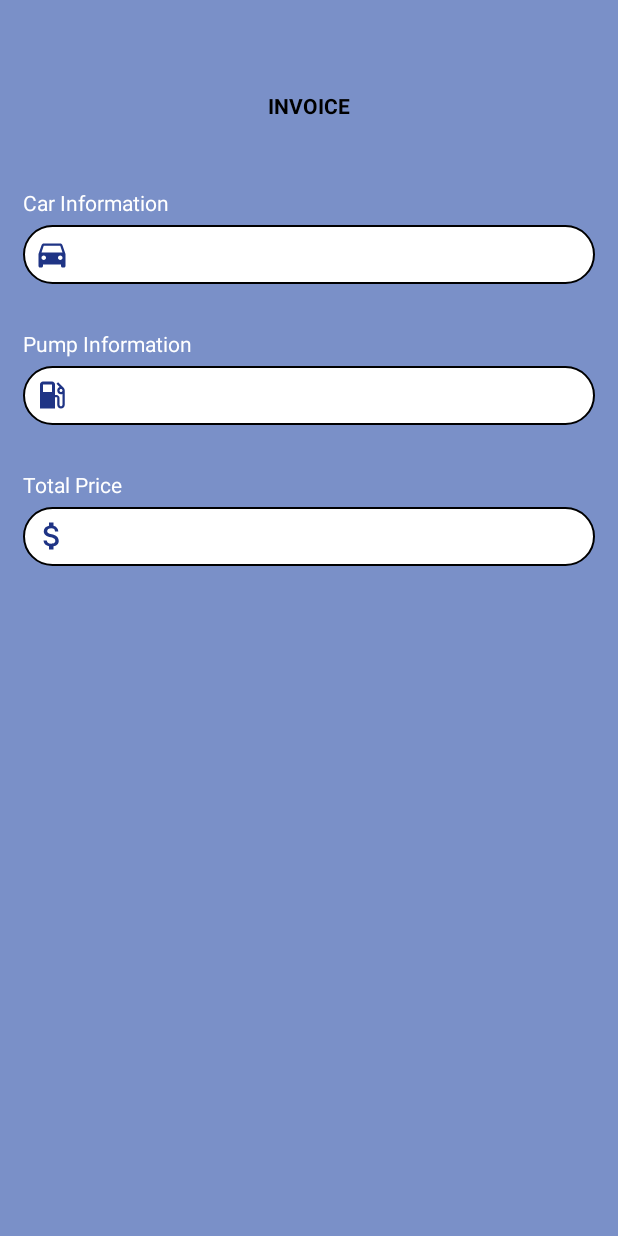
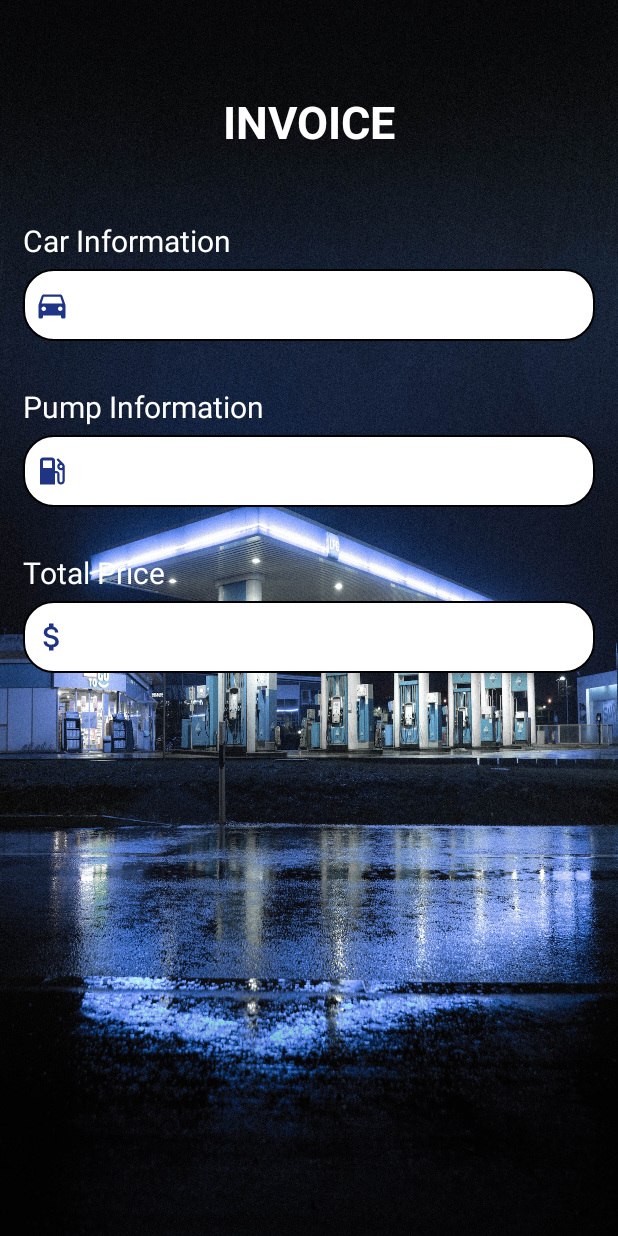
Before and after one commit to Salihhozsoy/stationActivities, an Android app: the PrintActivity screen opened directly, with no data from a screen before it, on a phone screen of 412 x 824 dp. Run offline under Robolectric (Android 15) with nearby library versions, the phone set to English and light mode, and no system bars.

Commit message:
last changes

```diff
--- a/app/src/main/res/layout/activity_calculate.xml
+++ b/app/src/main/res/layout/activity_calculate.xml
@@ -5,7 +5,7 @@
     android:layout_width="match_parent"
     android:layout_height="match_parent"
     tools:context=".CalculateActivity"
-    android:background="@color/material_dynamic_primary60">
+    android:background="@drawable/stationbackground">
 
     <LinearLayout
         android:layout_width="match_parent"
--- a/app/src/main/res/layout/activity_print.xml
+++ b/app/src/main/res/layout/activity_print.xml
@@ -5,7 +5,7 @@
     android:layout_width="match_parent"
     android:layout_height="match_parent"
     tools:context=".PrintActivity"
-    android:background="@color/material_dynamic_primary60">
+    android:background="@drawable/stationbackground">
 
 
     <LinearLayout
@@ -20,8 +20,9 @@
             android:layout_height="wrap_content"
             android:layout_marginTop="45dp"
             android:text="INVOICE"
+            android:textSize="30dp"
             android:textStyle="bold"
-            android:textColor="@color/black"
+            android:textColor="@color/white"
             android:layout_gravity="center"/>
 
         <TextView
@@ -29,12 +30,13 @@
             android:layout_height="wrap_content"
             android:layout_marginTop="45dp"
             android:text="Car Information"
+            android:textSize="20dp"
             android:textColor="@color/white" />
 
         <EditText
             android:id="@+id/etCarInformation"
             android:layout_width="match_parent"
-            android:layout_height="wrap_content"
+            android:layout_height="48dp"
             android:layout_marginTop="5dp"
             android:background="@drawable/edittext_background"
             android:drawableLeft="@drawable/car"
@@ -45,12 +47,13 @@
             android:layout_height="wrap_content"
             android:layout_marginTop="30dp"
             android:text="Pump Information"
+            android:textSize="20dp"
             android:textColor="@color/white" />
 
         <EditText
             android:id="@+id/etPumpInformation"
             android:layout_width="match_parent"
-            android:layout_height="wrap_content"
+            android:layout_height="48dp"
             android:layout_marginTop="5dp"
             android:background="@drawable/edittext_background"
             android:drawableLeft="@drawable/pump"
@@ -60,12 +63,13 @@
             android:layout_height="wrap_content"
             android:layout_marginTop="30dp"
             android:text="Total Price"
+            android:textSize="20dp"
             android:textColor="@color/white" />
 
         <EditText
             android:id="@+id/etTotalPrice"
             android:layout_width="match_parent"
-            android:layout_height="wrap_content"
+            android:layout_height="48dp"
             android:layout_marginTop="5dp"
             android:background="@drawable/edittext_background"
             android:drawableLeft="@drawable/price"
```
Also changed, not shown: app/src/main/java/com/example/stationdesignproject/CalculateActivity.kt (+20 -17 lines), app/src/main/java/com/example/stationdesignproject/Database.kt (+8 -7 lines).
